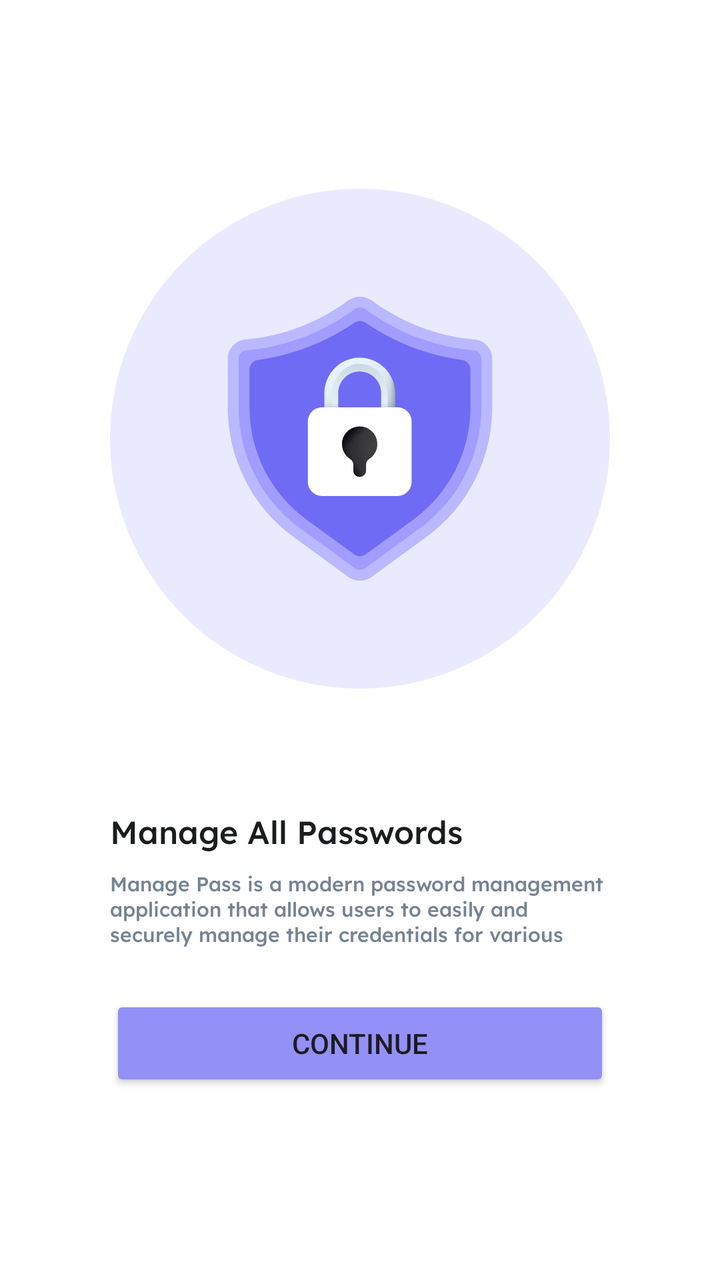
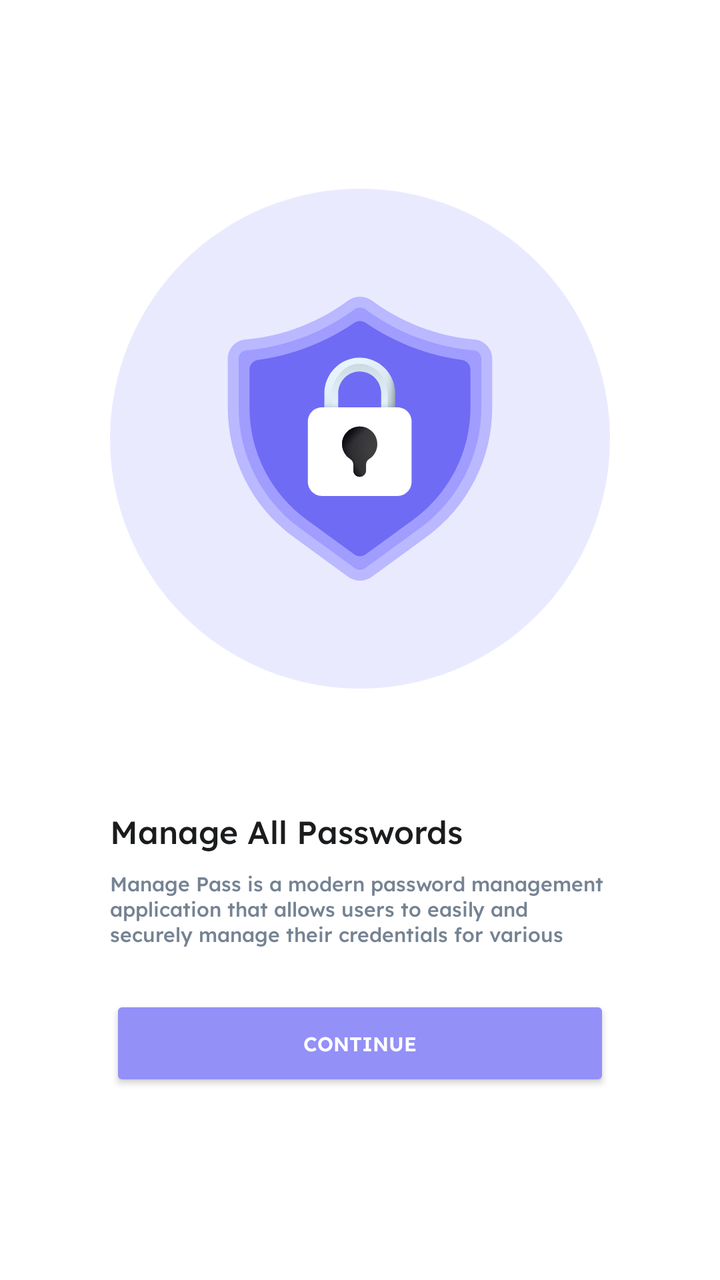

An Android layout rendered at two revisions. The XML below is the earlier revision; the diff shows what the commit changed to produce the second picture.
<!-- AndroidManifest.xml: application theme Theme.ManagePass -->
<!-- res/layout/activity_main.xml -->
<?xml version="1.0" encoding="utf-8"?>
<androidx.constraintlayout.widget.ConstraintLayout xmlns:android="http://schemas.android.com/apk/res/android"
    xmlns:app="http://schemas.android.com/apk/res-auto"
    xmlns:tools="http://schemas.android.com/tools"
    android:id="@+id/main"
    android:layout_width="match_parent"
    android:layout_height="match_parent"
    tools:context=".MainActivity" android:background="@color/white">
    <LinearLayout
        android:layout_width="wrap_content"
        android:layout_height="wrap_content"
        android:orientation="vertical"
        app:layout_constraintBottom_toBottomOf="parent"
        app:layout_constraintEnd_toEndOf="parent"
        app:layout_constraintStart_toStartOf="parent"
        app:layout_constraintTop_toTopOf="parent">

        <ImageView
            android:id="@+id/imageView2"
            android:layout_width="wrap_content"
            android:layout_height="wrap_content"
            app:srcCompat="@drawable/frame_30__2_" />

        <TextView
            android:id="@+id/textView"
            android:textAlignment="center"
            android:layout_marginTop="60dp"
            android:layout_width="match_parent"
            android:layout_height="wrap_content"
            android:text="@string/home_page_title" style="@style/mediumlarge" />

        <TextView
            android:id="@+id/textView2"
            android:layout_width="match_parent"
            android:layout_height="wrap_content"
            android:textAlignment="center"
            android:layout_marginTop="8dp"
            android:text="@string/home_page_description" style="@style/s_regular" />

        <Button
            android:id="@+id/ih"
            android:layout_width="match_parent"
            android:layout_height="wrap_content"
            android:layout_marginTop="24dp"
            android:backgroundTint="@color/mauve_pastel" android:text="@string/home_page_button"/>
    </LinearLayout>

</androidx.constraintlayout.widget.ConstraintLayout>
<!-- resources referenced by this layout -->
<resources>
  <color name="mauve_pastel">#9390F7</color>
  <color name="white">#FFFFFFFF</color>
  <!-- drawable frame_30__2_: vector/xml drawable (drawable, 9677 chars, omitted) -->
  <string name="home_page_button">continue</string>
  <string name="home_page_description">Manage Pass is a modern password management application that allows users to easily and securely manage their credentials for various websites.</string>
  <string name="home_page_title">Manage All Passwords</string>
  <style name="mediumlarge" parent="lexend_medium">
          <item name="android:textColor">@color/neutral</item>
          <item name="android:textSize">16dp</item>
      </style>
  <style name="s_regular" parent="lexend_medium">
          <item name="android:textColor">@color/gris_ardoise</item>
          <item name="android:textSize">10dp</item>
      </style>
  <style name="Theme.ManagePass" parent="Base.Theme.ManagePass" />
  <style name="lexend_medium">
          <item name="android:fontFamily">@font/lexendmedium</item>
      </style>
  <color name="neutral">#1A1C1E</color>
  <color name="gris_ardoise">#758393</color>
  <style name="Base.Theme.ManagePass" parent="Theme.Material3.DayNight.NoActionBar">
          
          
      </style>
</resources>

<!-- the commit's change to res/layout/activity_main.xml (unified diff, before → after) -->
@@ -16,13 +16,13 @@
         app:layout_constraintTop_toTopOf="parent">
 
         <ImageView
-            android:id="@+id/imageView2"
+            android:id="@+id/home_image_view"
             android:layout_width="wrap_content"
             android:layout_height="wrap_content"
-            app:srcCompat="@drawable/frame_30__2_" />
+            app:srcCompat="@drawable/homepagelogo" />
 
         <TextView
-            android:id="@+id/textView"
+            android:id="@+id/home_page_title"
             android:textAlignment="center"
             android:layout_marginTop="60dp"
             android:layout_width="match_parent"
@@ -30,7 +30,7 @@
             android:text="@string/home_page_title" style="@style/mediumlarge" />
 
         <TextView
-            android:id="@+id/textView2"
+            android:id="@+id/home_page_description"
             android:layout_width="match_parent"
             android:layout_height="wrap_content"
             android:textAlignment="center"
@@ -42,7 +42,7 @@
             android:layout_width="match_parent"
             android:layout_height="wrap_content"
             android:layout_marginTop="24dp"
-            android:backgroundTint="@color/mauve_pastel" android:text="@string/home_page_button"/>
+            android:backgroundTint="@color/mauve_pastel" android:text="@string/home_page_button" style="@style/s_semibold_white"/>
     </LinearLayout>
 
 </androidx.constraintlayout.widget.ConstraintLayout>
<!-- resource entries referenced after the edit -->
@@ -2,8 +2,8 @@
 <resources>
   <color name="mauve_pastel">#9390F7</color>
   <color name="white">#FFFFFFFF</color>
-  <!-- drawable frame_30__2_: vector/xml drawable (drawable, 9677 chars, omitted) -->
-  <string name="home_page_button">continue</string>
+  <!-- drawable homepagelogo: vector/xml drawable (drawable, 9677 chars, omitted) -->
+  <string name="home_page_button">Continue</string>
   <string name="home_page_description">Manage Pass is a modern password management application that allows users to easily and securely manage their credentials for various websites.</string>
   <string name="home_page_title">Manage All Passwords</string>
   <style name="mediumlarge" parent="lexend_medium">
@@ -14,12 +14,19 @@
           <item name="android:textColor">@color/gris_ardoise</item>
           <item name="android:textSize">10dp</item>
       </style>
+  <style name="s_semibold_white" parent="lexend_semibold">
+          <item name="android:textColor">@color/white</item>
+          <item name="android:textSize">10dp</item>
+      </style>
   <style name="Theme.ManagePass" parent="Base.Theme.ManagePass" />
   <style name="lexend_medium">
           <item name="android:fontFamily">@font/lexendmedium</item>
       </style>
   <color name="neutral">#1A1C1E</color>
   <color name="gris_ardoise">#758393</color>
+  <style name="lexend_semibold">
+          <item name="android:fontFamily">@font/lexendsemibold</item>
+      </style>
   <style name="Base.Theme.ManagePass" parent="Theme.Material3.DayNight.NoActionBar">
           
           
